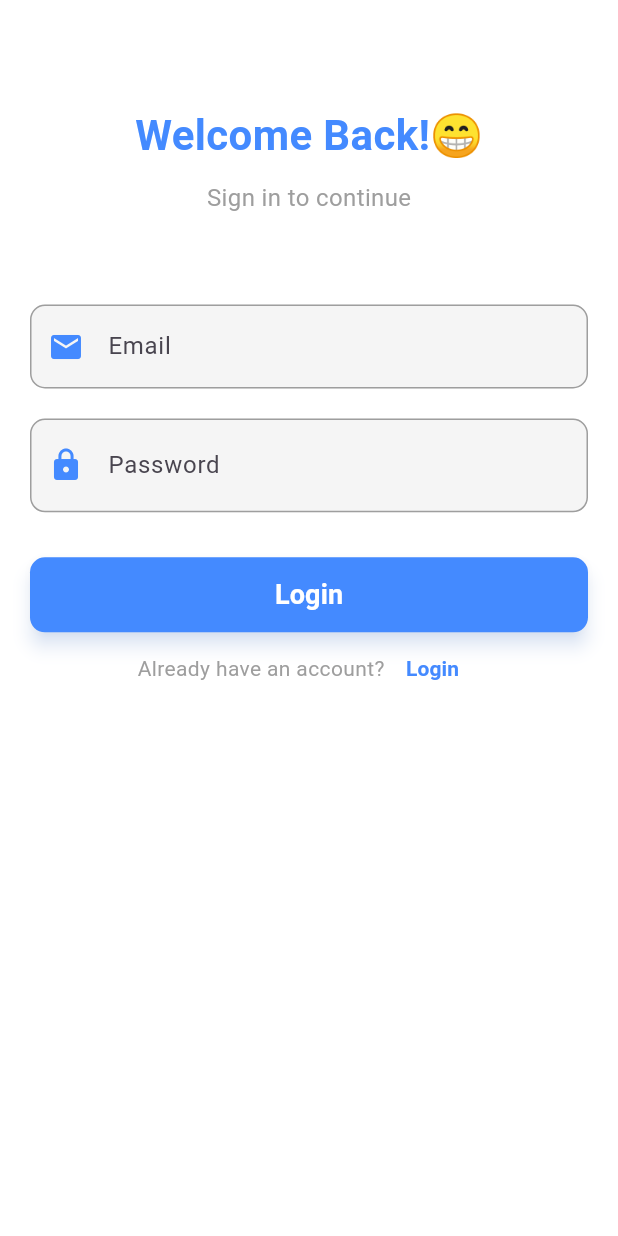
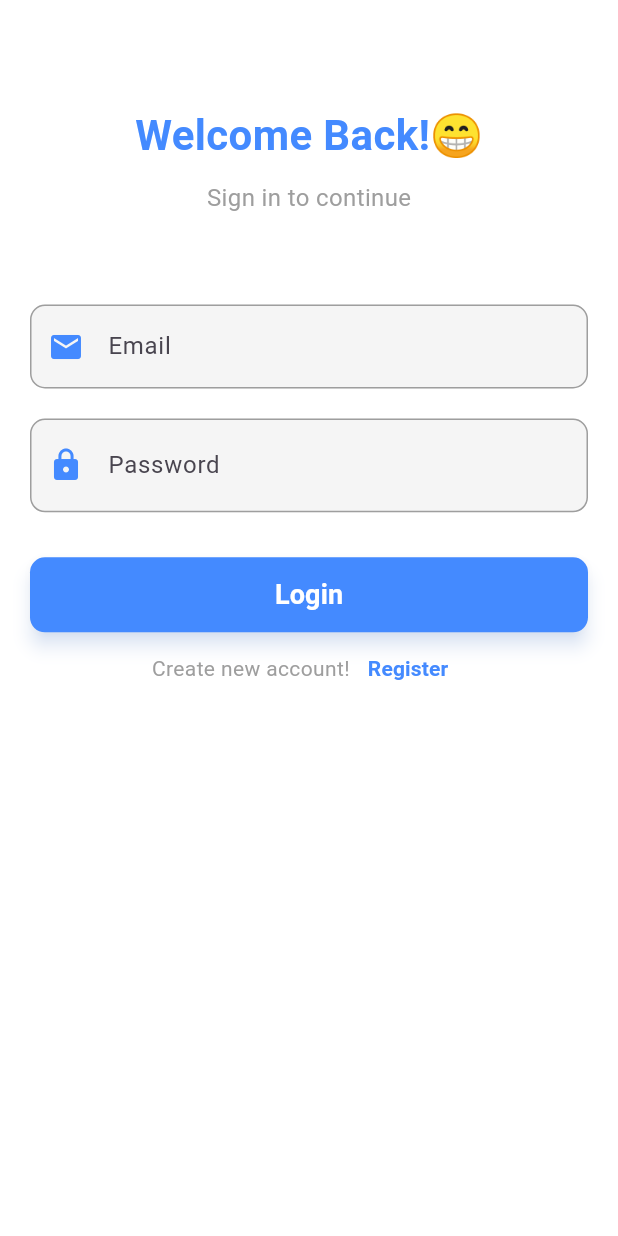
Before and after one commit to eswaran1429/mychat, a Flutter app: the screen it shows after launch, after a tap on "Login", on a phone screen of 412 x 824 dp. Run offline on Flutter 3.47's test engine with Material 3 defaults, Android fonts, the phone set to English and light mode, and no system bars; our stand-ins replace cloud_firestore, firebase_auth, firebase_core; accounts and stored records are empty.

```diff
--- a/lib/main.dart
+++ b/lib/main.dart
@@ -4,11 +4,10 @@ import 'package:firebase_core/firebase_core.dart';
 import 'package:mychat/service/authservice.dart';
 import 'package:mychat/wrapper.dart';
 import 'package:provider/provider.dart';
-import 'package:firebase_messaging/firebase_messaging.dart';
+import 'package:mychat/service/notification.dart';
 
-void main() async {
+Future<void> main() async {
   WidgetsFlutterBinding.ensureInitialized();
-
  if (kIsWeb) {
     await Firebase.initializeApp(options: const FirebaseOptions(
     apiKey: "AIzaSyCMMsv614G-v90pbvxWNLcb1yjD6FJEjD0",
@@ -21,20 +20,8 @@ void main() async {
  } else {
    await Firebase.initializeApp();
  }
- final fcmToken = await FirebaseMessaging.instance.getToken();
-    print(' Tokken ${fcmToken.toString()}');
 
-FirebaseMessaging messaging = FirebaseMessaging.instance;
-NotificationSettings settings = await messaging.requestPermission(
-  alert: true,
-  announcement: false,
-  badge: true,
-  carPlay: false,
-  criticalAlert: false,
-  provisional: false,
-  sound: true,
-);
-print('User granted permission: ${settings.authorizationStatus}');
+ await NotificationService.instance.initialize();
   runApp(
     MultiProvider(
       providers: [
--- a/lib/screens/authenticate.dart
+++ b/lib/screens/authenticate.dart
@@ -161,9 +161,9 @@ class _AuthenticateState extends State<Authenticate> {
                     Row(
                       mainAxisAlignment: MainAxisAlignment.center,
                       children: [
-                        const Text(
-                          "Already have an account?",
-                          style: TextStyle(color: Colors.grey),
+                         Text(
+                           isNewUser ?"Already have an account?" :"Create new account!" ,
+                          style: const TextStyle(color: Colors.grey),
                         ),
                         TextButton(
                           onPressed: () {
@@ -171,9 +171,9 @@ class _AuthenticateState extends State<Authenticate> {
                               isNewUser = !isNewUser;
                             });
                           },
-                          child: const Text(
-                            "Login",
-                            style: TextStyle(
+                          child:  Text(
+                            isNewUser ?"Login" :"Register",
+                            style: const TextStyle(
                               color: Colors.blueAccent,
                               fontWeight: FontWeight.bold,
                             ),
--- a/pubspec.yaml
+++ b/pubspec.yaml
@@ -39,6 +39,7 @@ dev_dependencies:
   firebase_core: ^3.9.0
   firebase_messaging: ^15.1.6
   flutter_lints: ^4.0.0
+  flutter_local_notifications: ^17.2.1+2
   flutter_test:
     sdk: flutter
   provider: ^6.1.2
```
Also changed, not shown: pubspec.lock, 2 other files.
